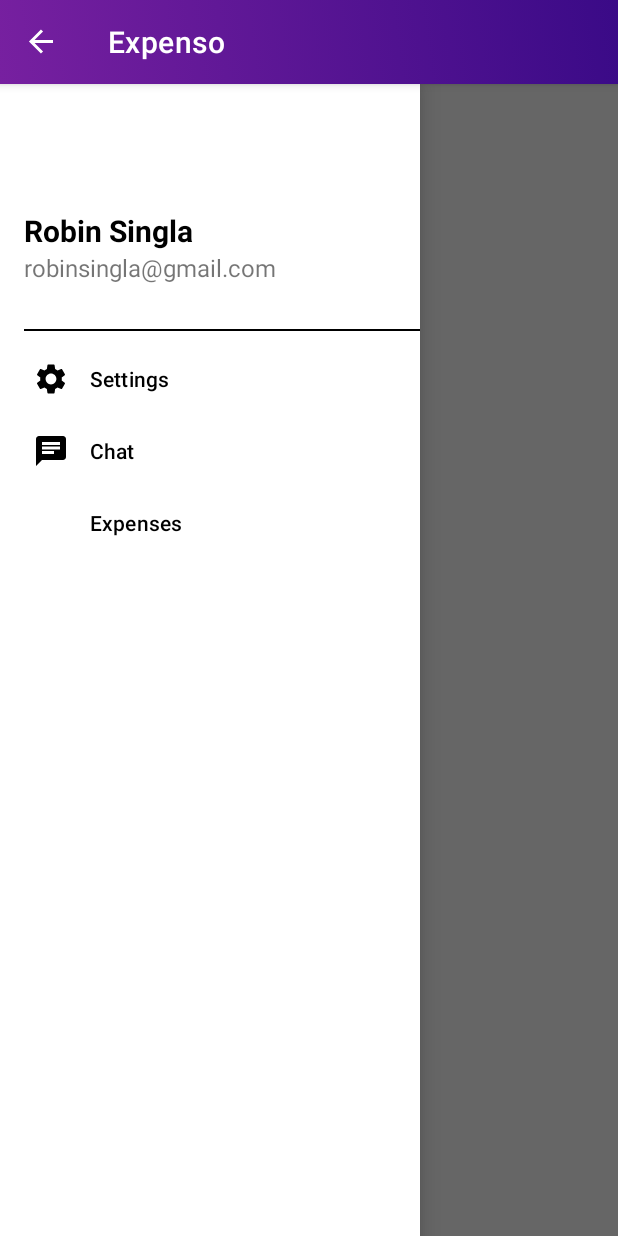
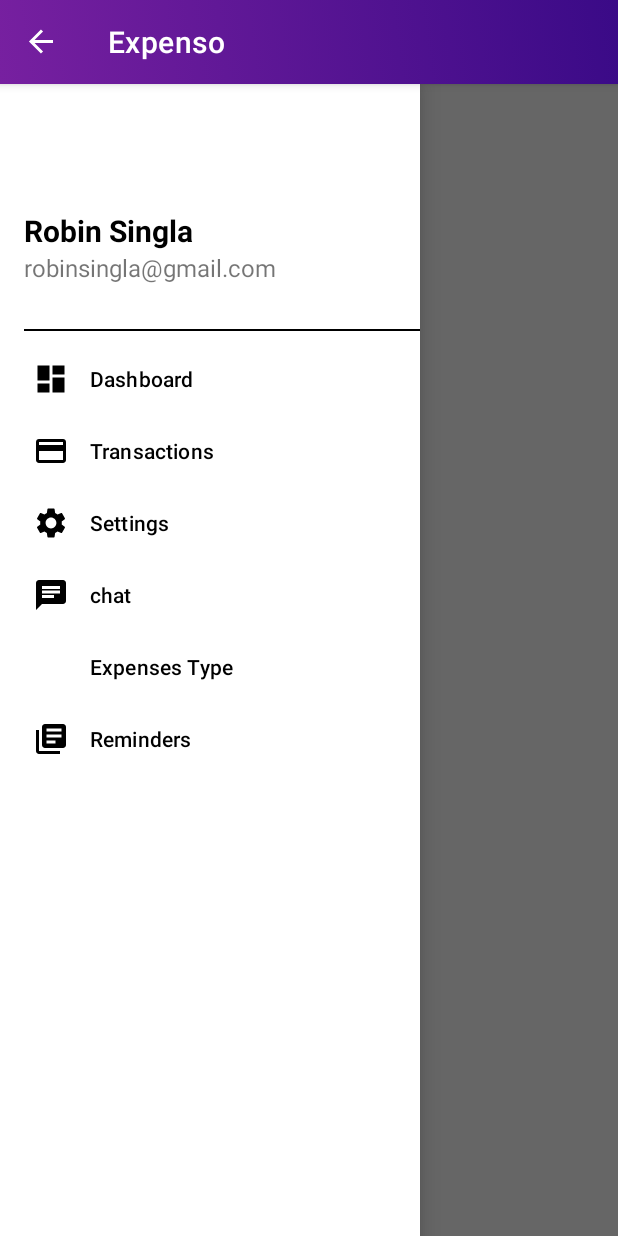
Before and after one commit to IT21200410/Expenso, an Android app: the screen it shows after launch (MainActivity), with the side drawer open, on a phone screen of 412 x 824 dp. Run offline under Robolectric (Android 15) with nearby library versions, the phone set to English and light mode, and no system bars; our stand-ins replace CircleImageView.

Commit message:
Started on displaying transactions

```diff
--- /dev/null
+++ b/app/src/main/res/drawable/ic_books.xml
@@ -0,0 +1,5 @@
+<vector android:autoMirrored="true" android:height="24dp"
+    android:tint="#000000" android:viewportHeight="24"
+    android:viewportWidth="24" android:width="24dp" xmlns:android="http://schemas.android.com/apk/res/android">
+    <path android:fillColor="@android:color/white" android:pathData="M4,6L2,6v14c0,1.1 0.9,2 2,2h14v-2L4,20L4,6zM20,2L8,2c-1.1,0 -2,0.9 -2,2v12c0,1.1 0.9,2 2,2h12c1.1,0 2,-0.9 2,-2L22,4c0,-1.1 -0.9,-2 -2,-2zM19,11L9,11L9,9h10v2zM15,15L9,15v-2h6v2zM19,7L9,7L9,5h10v2z"/>
+</vector>
--- /dev/null
+++ b/app/src/main/res/drawable/ic_dashboard.xml
@@ -0,0 +1,5 @@
+<vector android:height="24dp" android:tint="#000000"
+    android:viewportHeight="24" android:viewportWidth="24"
+    android:width="24dp" xmlns:android="http://schemas.android.com/apk/res/android">
+    <path android:fillColor="@android:color/white" android:pathData="M3,13h8L11,3L3,3v10zM3,21h8v-6L3,15v6zM13,21h8L21,11h-8v10zM13,3v6h8L21,3h-8z"/>
+</vector>
--- /dev/null
+++ b/app/src/main/res/drawable/ic_transaction.xml
@@ -0,0 +1,5 @@
+<vector android:height="24dp" android:tint="#000000"
+    android:viewportHeight="24" android:viewportWidth="24"
+    android:width="24dp" xmlns:android="http://schemas.android.com/apk/res/android">
+    <path android:fillColor="@android:color/white" android:pathData="M20,4L4,4c-1.11,0 -1.99,0.89 -1.99,2L2,18c0,1.11 0.89,2 2,2h16c1.11,0 2,-0.89 2,-2L22,6c0,-1.11 -0.89,-2 -2,-2zM20,18L4,18v-6h16v6zM20,8L4,8L4,6h16v2z"/>
+</vector>
--- a/app/src/main/res/menu/nav_menu.xml
+++ b/app/src/main/res/menu/nav_menu.xml
@@ -4,17 +4,32 @@
     tools:showIn = "navigation_view">
 
     <item
+        android:id="@+id/nav_dashboard"
+        android:icon="@drawable/ic_dashboard"
+        android:title="@string/dashboard"/>
+
+    <item
+        android:id="@+id/nav_transactions"
+        android:icon="@drawable/ic_transaction"
+        android:title="@string/transactions"/>
+
+    <item
         android:id="@+id/nav_settings"
         android:icon="@drawable/baseline_settings_24"
-        android:title="Settings"/>
+        android:title="@string/settings"/>
 
     <item
         android:id="@+id/nav_chat"
         android:icon="@drawable/baseline_chat_24"
-        android:title="Chat"/>
+        android:title="@string/chat"/>
 
     <item
         android:id="@+id/nav_expense"
-        android:title="Expenses"/>
+        android:title="@string/expenses"/>
+
+    <item
+        android:id="@+id/nav_reminders"
+        android:title="@string/reminders"
+        android:icon="@drawable/ic_books"/>
 
 </menu>
--- a/app/src/main/res/values/colors.xml
+++ b/app/src/main/res/values/colors.xml
@@ -24,5 +24,8 @@
     <color name="cardColor">#E2D0B4FF</color>
     <color name="colorControlActivated"></color>
 
+    <color name="colorSnackBarSuccess">#8BC34A</color>
+    <color name="colorSnackBarError">#F72400</color>
+
 
 </resources>
--- a/app/src/main/res/values/strings.xml
+++ b/app/src/main/res/values/strings.xml
@@ -84,6 +84,12 @@
     <string name="open">Open</string>
     <string name="close">Close</string>
     <string name="type">Type</string>
+    <string name="err_date">Please enter date</string>
+    <string name="err_type">Select expense type</string>
+    <string name="err_amount">Enter Amount</string>
+    <string name="dashboard">Dashboard</string>
+    <string name="transactions">Transactions</string>
+    <string name="reminders">Reminders</string>
 
 
 </resources>
```
Also changed, not shown: app/src/main/AndroidManifest.xml (+8 -2 lines), app/src/main/java/com/example/expenso/AddExpense.kt (+125 -8 lines), app/src/main/java/com/example/expenso/BaseActivity.kt (added, +34 -0 lines), app/src/main/java/com/example/expenso/Display_Transactions.kt (added, +11 -0 lines), app/src/main/java/com/example/expenso/MainActivity.kt (+7 -2 lines), app/src/main/java/com/example/expenso/firestore/FireStoreClass.kt (+23 -1 lines), app/src/main/java/com/example/expenso/models/Transaction.kt (added, +8 -0 lines), app/src/main/res/layout/activity_add_expense.xml (+25 -5 lines), app/src/main/res/layout/activity_display_transactions.xml (added, +29 -0 lines), app/src/main/res/layout/dropdown.xml (added, +10 -0 lines).
